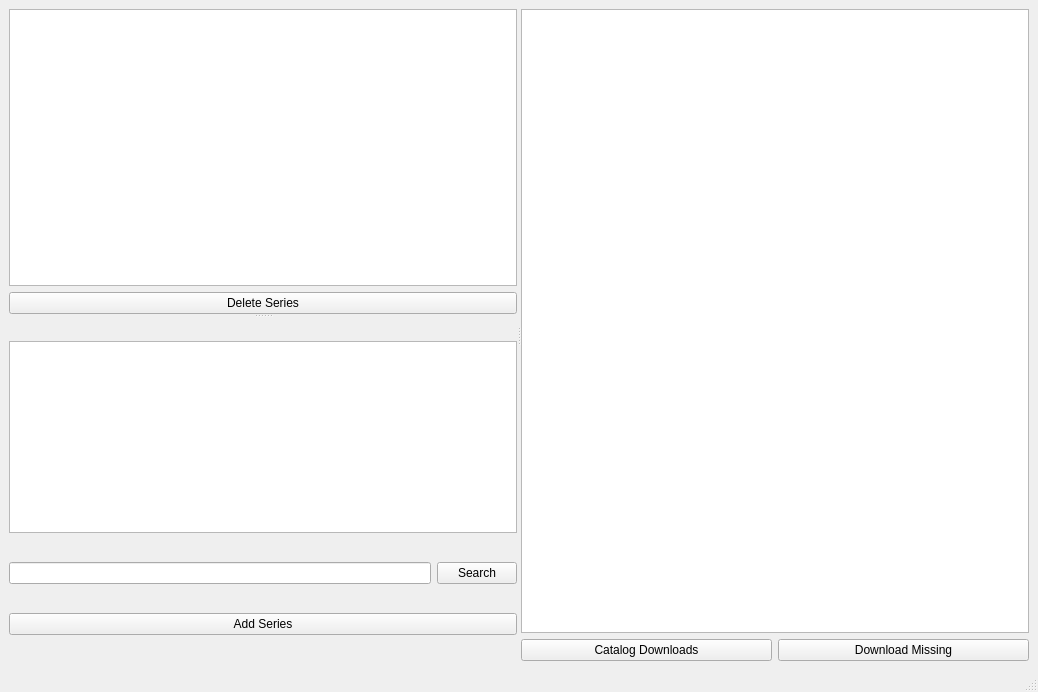
poulh/p3tv, file tvtime.ui: the form before one commit.
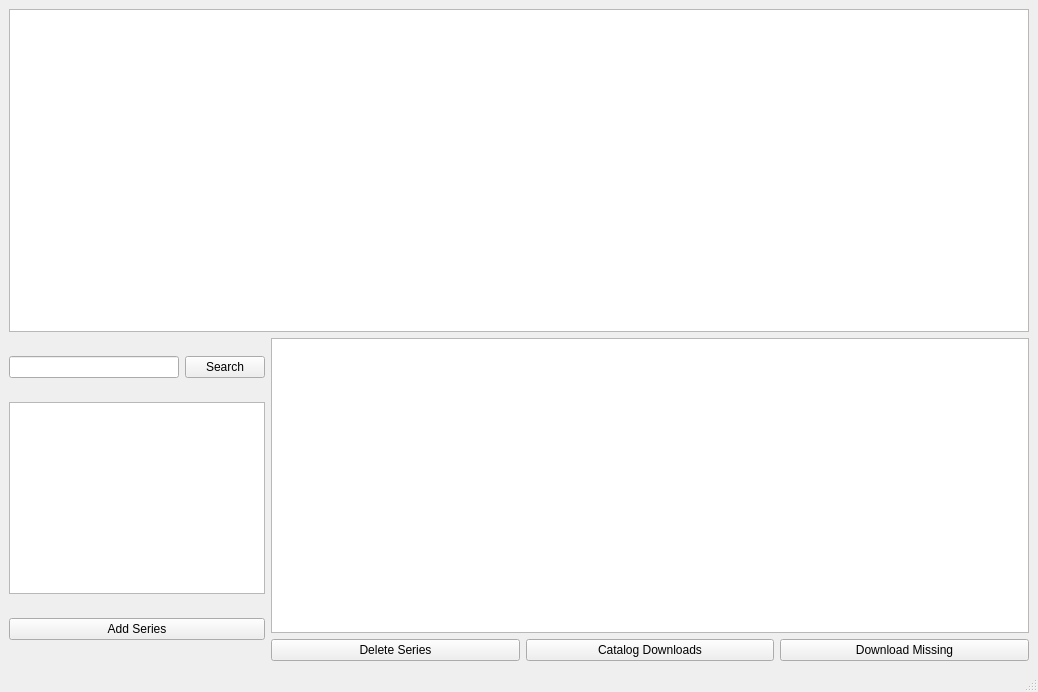
The form after the commit.

Commit message: new interface!  now display series posters instead of a boring list

```diff
--- a/tvtime.ui
+++ b/tvtime.ui
@@ -14,44 +14,19 @@
    <string>TVTime</string>
   </property>
   <widget class="QWidget" name="centralwidget">
-   <layout class="QHBoxLayout" name="horizontalLayout_4">
+   <layout class="QVBoxLayout" name="verticalLayout_2">
     <item>
-     <layout class="QVBoxLayout" name="verticalLayout_4">
+     <widget class="QTableWidget" name="seriesTableWidget"/>
+    </item>
       <item>
-       <widget class="QSplitter" name="splitter_2">
-        <property name="orientation">
-         <enum>Qt::Horizontal</enum>
-        </property>
+     <layout class="QHBoxLayout" name="horizontalLayout_3">
+      <item>
         <widget class="QSplitter" name="splitter">
          <property name="orientation">
           <enum>Qt::Vertical</enum>
          </property>
-         <widget class="QWidget" name="">
-          <layout class="QVBoxLayout" name="verticalLayout_2">
-           <item>
-            <widget class="QTableView" name="seriesTableView"/>
-           </item>
-           <item>
-            <widget class="QPushButton" name="deleteSeriesButton">
-             <property name="text">
-              <string>Delete Series</string>
-             </property>
-            </widget>
-           </item>
-          </layout>
-         </widget>
          <widget class="QWidget" name="">
           <layout class="QVBoxLayout" name="verticalLayout">
-           <item>
-            <widget class="QTableView" name="searchResultsTableView">
-             <property name="maximumSize">
-              <size>
-               <width>16777215</width>
-               <height>192</height>
-              </size>
-             </property>
-            </widget>
-           </item>
            <item>
             <layout class="QHBoxLayout" name="horizontalLayout">
              <item>
@@ -76,6 +51,16 @@
              </item>
             </layout>
            </item>
+          <item>
+           <widget class="QTableView" name="searchResultsTableView">
+            <property name="maximumSize">
+             <size>
+              <width>16777215</width>
+              <height>192</height>
+             </size>
+            </property>
+           </widget>
+          </item>
            <item>
             <widget class="QPushButton" name="addSeriesButton">
              <property name="text">
@@ -86,7 +71,8 @@
           </layout>
          </widget>
         </widget>
-        <widget class="QWidget" name="">
+      </item>
+      <item>
          <layout class="QVBoxLayout" name="verticalLayout_3">
           <item>
            <widget class="QTableView" name="episodeTableView">
@@ -100,6 +86,13 @@
           </item>
           <item>
            <layout class="QHBoxLayout" name="horizontalLayout_2">
+          <item>
+           <widget class="QPushButton" name="deleteSeriesButton">
+            <property name="text">
+             <string>Delete Series</string>
+            </property>
+           </widget>
+          </item>
             <item>
              <widget class="QPushButton" name="catalogDownloadsButton">
               <property name="text">
@@ -117,8 +110,6 @@
            </layout>
           </item>
          </layout>
-        </widget>
-       </widget>
       </item>
      </layout>
     </item>
```
Left out of the diff: 1 changed line with no effect on the pictures. Lines whose indentation alone changed are shown as unchanged. The commit also changes 2 other files.
